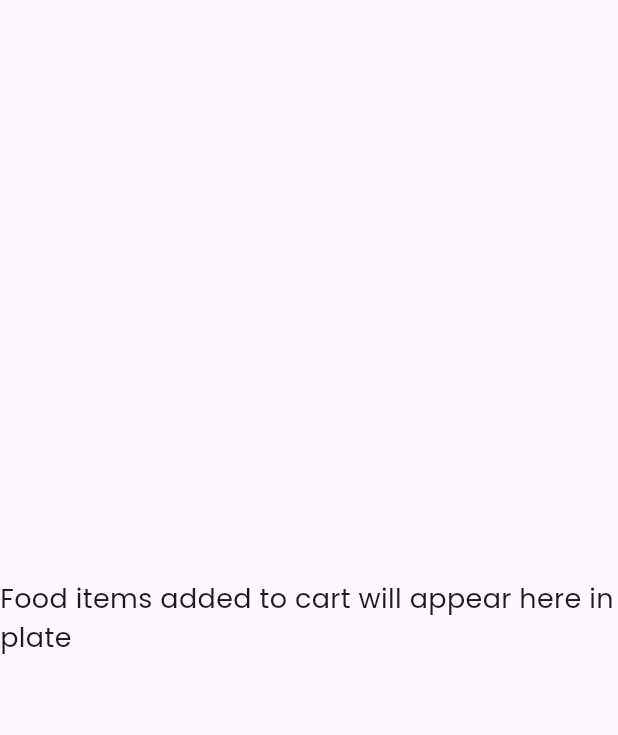
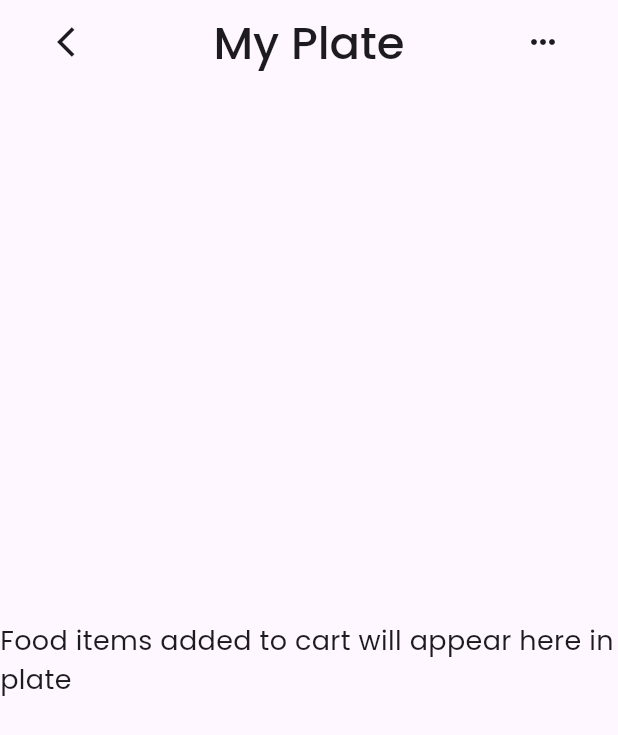
Before and after one commit to JohnGastone/Alama, a Flutter app: the FoodItemPage screen opened directly, after a tap on "Add to my plate", on a phone screen of 412 x 824 dp. Shown: the top 735 px of the screen. Run offline on Flutter 3.47's test engine with Material 3 defaults, Android fonts, the phone set to English and light mode, and no system bars; our stand-ins replace flutter_onboarding_slider, google_fonts, smooth_page_indicator.

Commit message:
My Plate page+++

```diff
--- a/lib/Food/FoodItem.dart
+++ b/lib/Food/FoodItem.dart
@@ -48,7 +48,7 @@ class _FoodItemPageState extends State<FoodItemPage> {
             mainAxisAlignment: MainAxisAlignment.spaceBetween,
             children: [
               IconButton(
-                icon: Icon(Icons.arrow_back),
+                icon: Icon(Icons.arrow_back_ios),
                 onPressed: () {
                   Navigator.pop(context);
                 },
--- a/lib/Food/MyPlate.dart
+++ b/lib/Food/MyPlate.dart
@@ -14,6 +14,32 @@ class _MyPlatePageState extends State<MyPlatePage> {
   @override
   Widget build(BuildContext context) {
     return Scaffold(
+      appBar: AppBar(
+        automaticallyImplyLeading: false,
+        title: Padding(
+          padding: const EdgeInsets.only(left: 10, right: 10),
+          child: Row(
+            mainAxisAlignment: MainAxisAlignment.spaceBetween,
+            children: [
+              IconButton(
+                icon: Icon(Icons.arrow_back_ios),
+                onPressed: () {
+                  Navigator.pop(context);
+                },
+              ),
+              Text(
+                "My Plate",
+                style: GoogleFonts.poppins(
+                    fontSize: 30, fontWeight: FontWeight.w500),
+              ),
+              IconButton(
+                icon: Icon(Icons.more_horiz),
+                onPressed: () {},
+              ),
+            ],
+          ),
+        ),
+      ),
       body: Center(
         child: SingleChildScrollView(
           child: Column(
```
